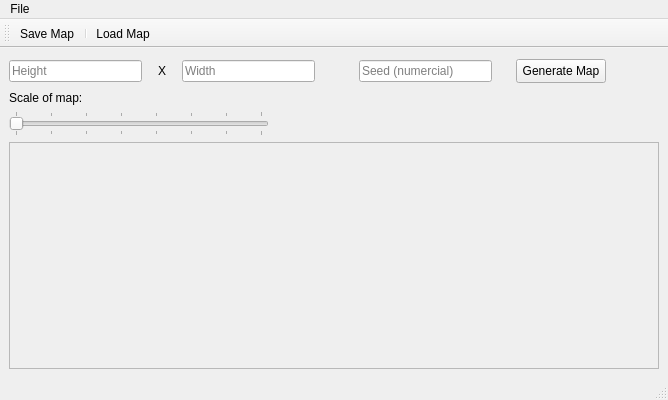
Above: mapgenerator.ui from KacperVonPrecel/2D-tile-map-generator before the change. Below: the same form after it.
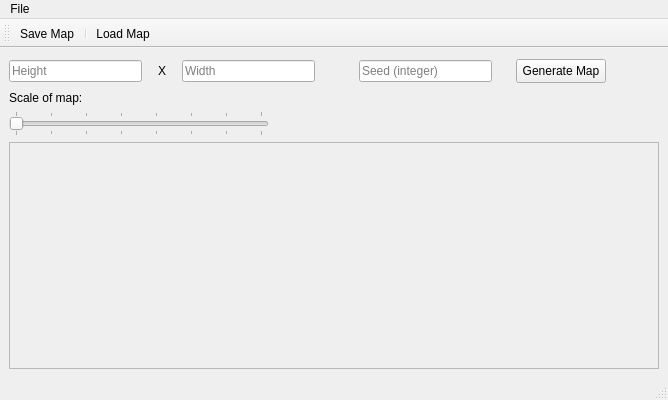
That is the form after the change.

Commit message: Hotfix: Fixed saving and loading actions - those actions no longer perform without giving them any name of a file

Diff of the .ui file:
```diff
--- a/mapgenerator.ui
+++ b/mapgenerator.ui
@@ -176,7 +176,7 @@
            </size>
           </property>
           <property name="placeholderText">
-           <string>Seed (numercial)</string>
+           <string>Seed (integer)</string>
           </property>
          </widget>
         </item>
```
The commit also changes 2 other files.
